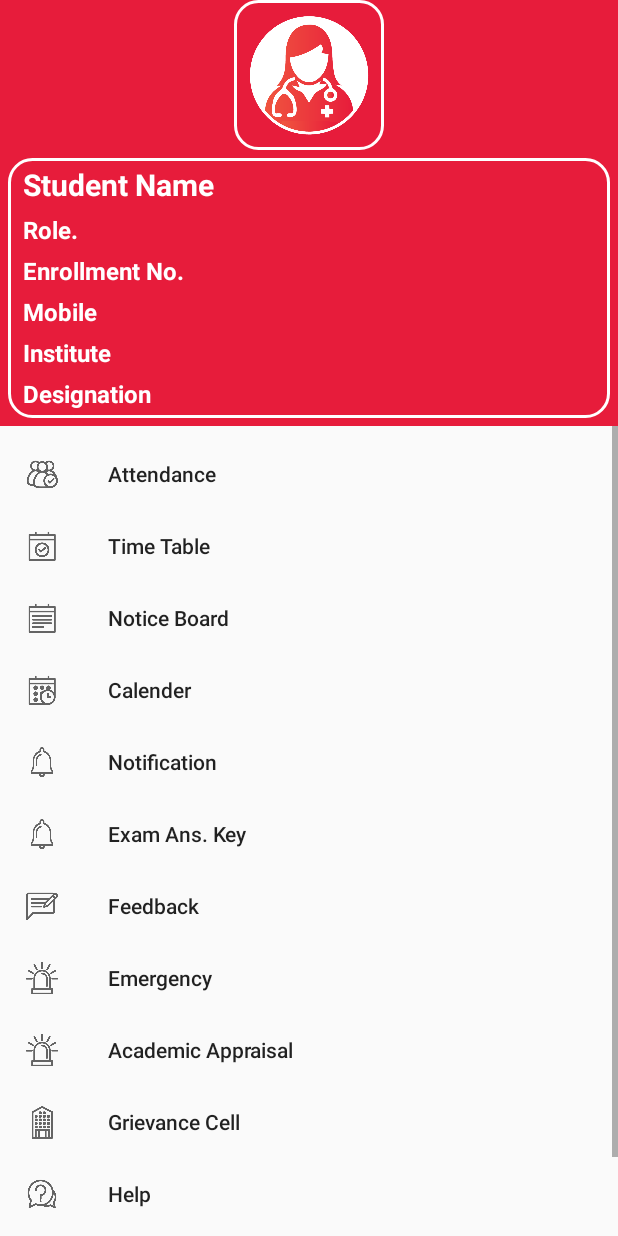
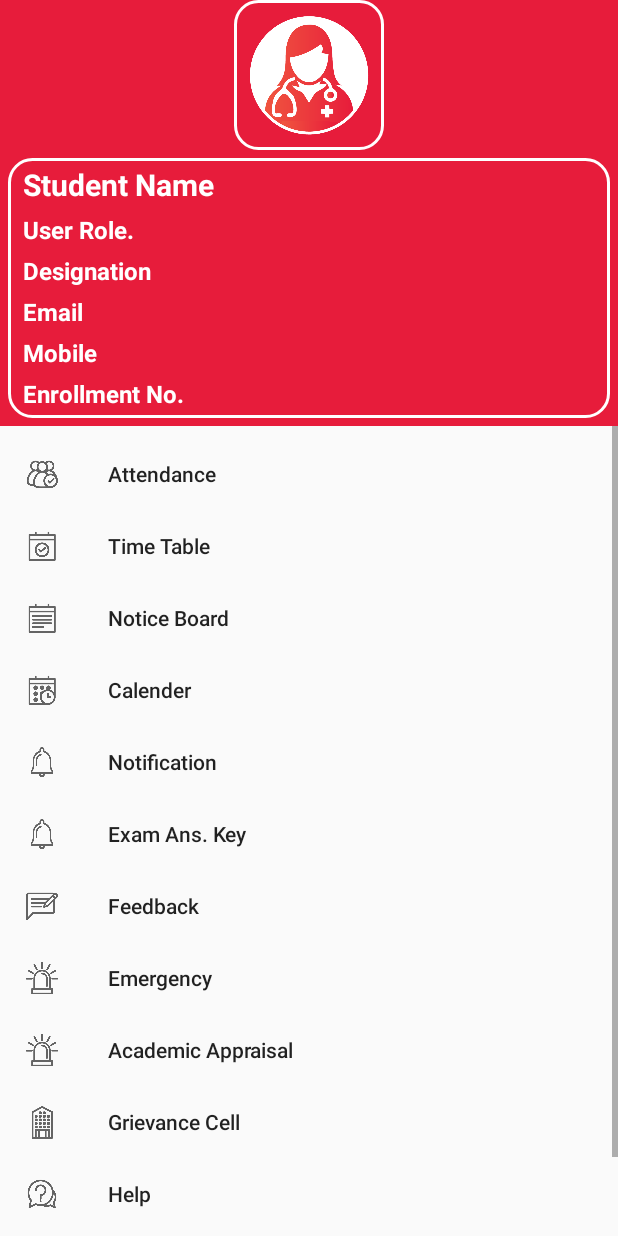
Before and after one commit to itKamal1992/DmimsDuApp, an Android app: the layout trial_layout.xml on its own in the app's theme, with its tools: preview values and no code run, on a phone screen of 412 x 824 dp. Run offline under Robolectric (Android 15) with nearby library versions, the phone set to English and light mode, and no system bars.

```diff
--- a/app/src/main/res/layout/trial_layout.xml
+++ b/app/src/main/res/layout/trial_layout.xml
@@ -57,40 +57,7 @@
                 android:layout_height="wrap_content"
                 android:layout_marginTop="0dp"
                 android:layout_marginBottom="5dp"
-                android:text="Role."
-                android:textColor="@color/colorWhite"
-                android:textSize="16dp"
-                android:textStyle="bold"
-            />
-        <TextView
-                android:id="@+id/enroll_no"
-                android:layout_width="wrap_content"
-                android:layout_height="wrap_content"
-                android:layout_marginTop="0dp"
-                android:layout_marginBottom="5dp"
-                android:text="Enrollment No."
-                android:textColor="@color/colorWhite"
-                android:textSize="16dp"
-                android:textStyle="bold"
-        />
-        <TextView
-                android:id="@+id/txt_Mobile"
-                android:layout_width="wrap_content"
-                android:layout_height="wrap_content"
-                android:layout_marginTop="0dp"
-                android:layout_marginBottom="5dp"
-                android:text="Mobile"
-                android:textColor="@color/colorWhite"
-                android:textSize="16dp"
-                android:textStyle="bold"
-        />
-        <TextView
-                android:id="@+id/txt_Institute"
-                android:layout_width="wrap_content"
-                android:layout_height="wrap_content"
-                android:layout_marginTop="0dp"
-                android:layout_marginBottom="5dp"
-                android:text="Institute"
+                android:text="User Role."
                 android:textColor="@color/colorWhite"
                 android:textSize="16dp"
                 android:textStyle="bold"
@@ -106,6 +73,42 @@
                 android:textSize="16dp"
                 android:textStyle="bold"
                 />
+            <TextView
+                android:id="@+id/txt_Email"
+                android:layout_width="wrap_content"
+                android:layout_height="wrap_content"
+                android:layout_marginTop="0dp"
+                android:layout_marginBottom="5dp"
+                android:text="Email"
+                android:textColor="@color/colorWhite"
+                android:textSize="16dp"
+                android:textStyle="bold"
+                />
+
+            <TextView
+                android:id="@+id/txt_Mobile"
+                android:layout_width="wrap_content"
+                android:layout_height="wrap_content"
+                android:layout_marginTop="0dp"
+                android:layout_marginBottom="5dp"
+                android:text="Mobile"
+                android:textColor="@color/colorWhite"
+                android:textSize="16dp"
+                android:textStyle="bold"
+                />
+
+
+            <TextView
+                android:id="@+id/enroll_no"
+                android:layout_width="wrap_content"
+                android:layout_height="wrap_content"
+                android:layout_marginTop="0dp"
+                android:layout_marginBottom="5dp"
+                android:text="Enrollment No."
+                android:textColor="@color/colorWhite"
+                android:textSize="16dp"
+                android:textStyle="bold"
+                />
         </LinearLayout>
         <android.support.design.widget.NavigationView
                 android:id="@+id/navigation_view"
```
Also changed, not shown: app/src/main/java/com/dmims/dmims/dashboard/ExamCellDashboard.kt (+26 -3 lines), app/src/main/res/layout/examcell_dashboard.xml (+72 -21 lines). Lines whose indentation alone changed are shown as unchanged.
